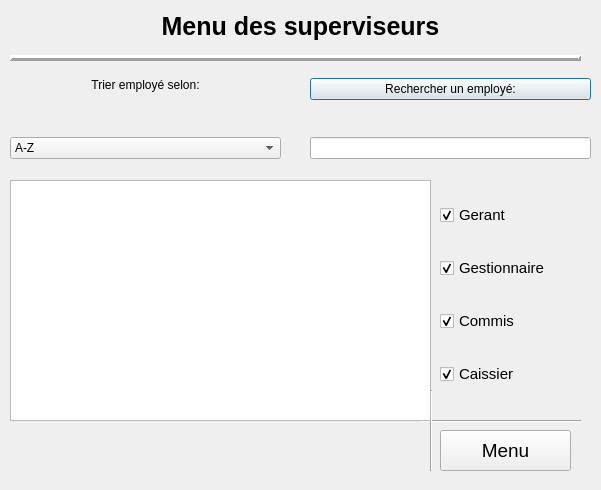
The window that UI/MenuSuperviseur.ui (LePerron/Application-gestion-employes-projet-session-2023) describes before a commit, drawn with Qt 5.
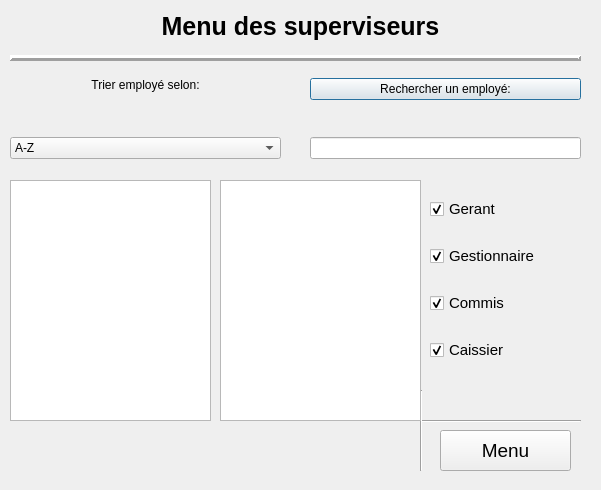
The same window after the commit.

```diff
--- a/UI/MenuSuperviseur.ui
+++ b/UI/MenuSuperviseur.ui
@@ -19,7 +19,7 @@
   <widget class="QLabel" name="labelErreurSelection">
    <property name="geometry">
     <rect>
-     <x>20</x>
+     <x>10</x>
      <y>430</y>
      <width>401</width>
      <height>31</height>
@@ -146,7 +146,7 @@
     <rect>
      <x>310</x>
      <y>78</y>
-     <width>281</width>
+     <width>271</width>
      <height>81</height>
     </rect>
    </property>
@@ -179,7 +179,7 @@
   <widget class="Line" name="line_2">
    <property name="geometry">
     <rect>
-     <x>421</x>
+     <x>411</x>
      <y>390</y>
      <width>20</width>
      <height>81</height>
@@ -232,13 +232,45 @@
     <string>Menu</string>
    </property>
   </widget>
+  <widget class="QListView" name="listViewCommisCaissier">
+   <property name="geometry">
+    <rect>
+     <x>220</x>
+     <y>180</y>
+     <width>201</width>
+     <height>241</height>
+    </rect>
+   </property>
+   <property name="editTriggers">
+    <set>QAbstractItemView::NoEditTriggers</set>
+   </property>
+   <property name="selectionBehavior">
+    <enum>QAbstractItemView::SelectRows</enum>
+   </property>
+  </widget>
+  <widget class="QListView" name="listViewGerantGestionnaire">
+   <property name="geometry">
+    <rect>
+     <x>10</x>
+     <y>180</y>
+     <width>201</width>
+     <height>241</height>
+    </rect>
+   </property>
+   <property name="editTriggers">
+    <set>QAbstractItemView::NoEditTriggers</set>
+   </property>
+   <property name="selectionBehavior">
+    <enum>QAbstractItemView::SelectRows</enum>
+   </property>
+  </widget>
   <widget class="QWidget" name="gridLayoutWidget">
    <property name="geometry">
     <rect>
-     <x>440</x>
+     <x>430</x>
      <y>180</y>
      <width>151</width>
-     <height>231</height>
+     <height>201</height>
     </rect>
    </property>
    <property name="font">
@@ -309,19 +341,6 @@
     </item>
    </layout>
   </widget>
-  <widget class="QTableWidget" name="tableWidget">
-   <property name="geometry">
-    <rect>
-     <x>10</x>
-     <y>180</y>
-     <width>421</width>
-     <height>241</height>
-    </rect>
-   </property>
-   <property name="editTriggers">
-    <set>QAbstractItemView::NoEditTriggers</set>
-   </property>
-  </widget>
  </widget>
  <resources/>
  <connections/>
```
